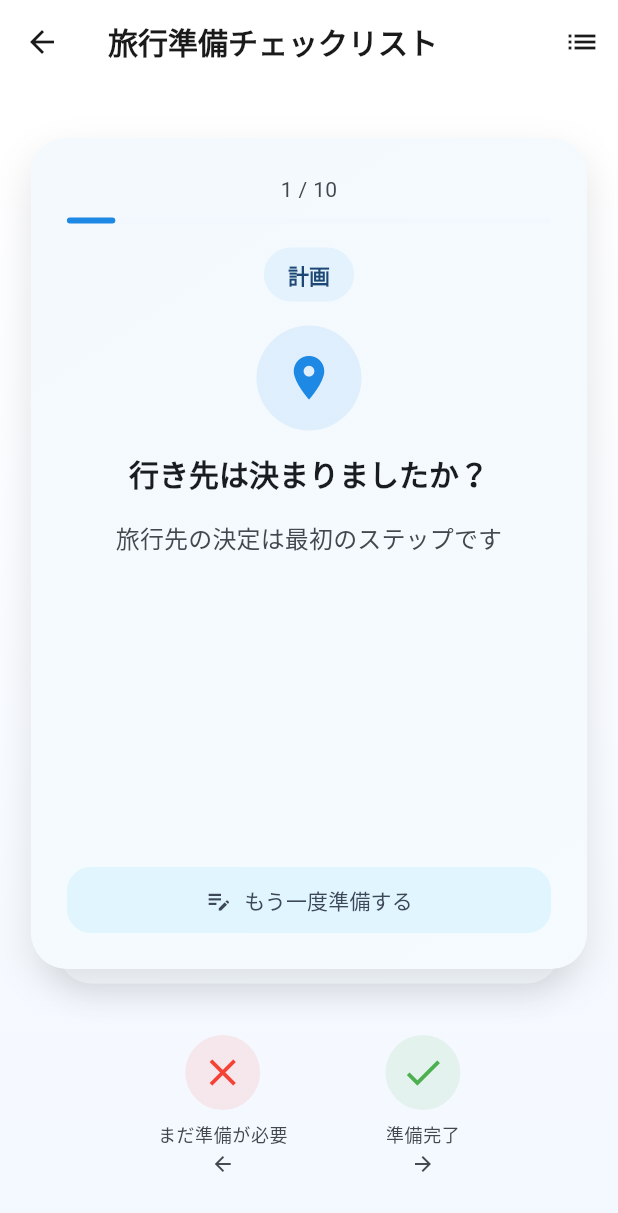
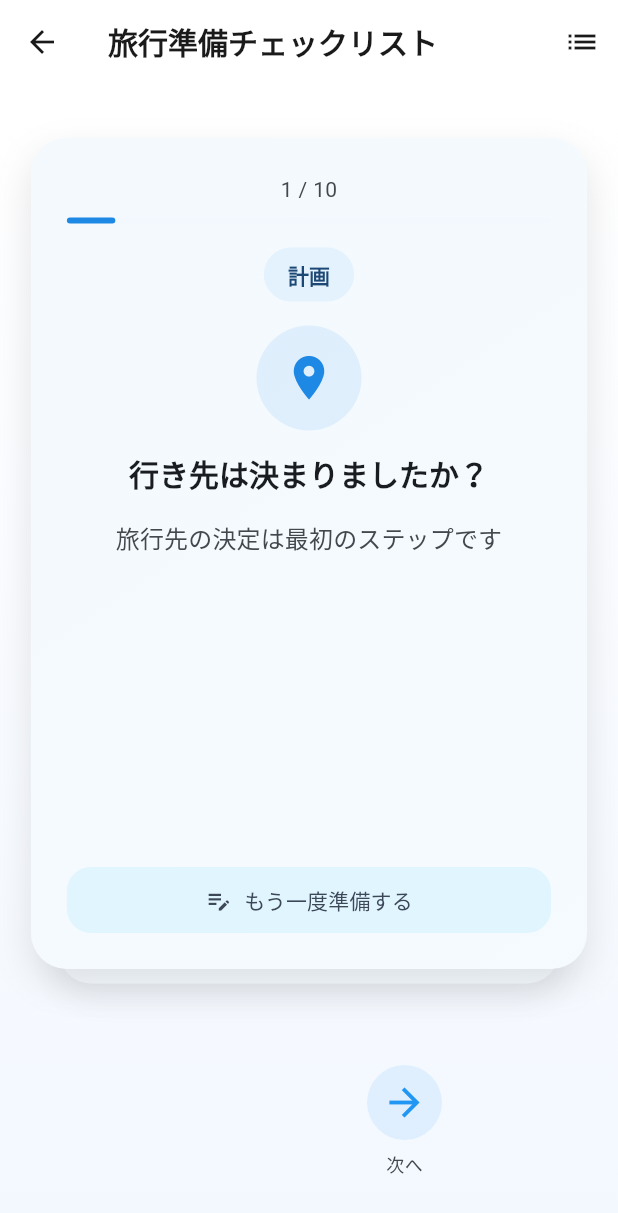
Before and after one commit to bull-012/world-travel, a Flutter app: the TravelChecklistPage screen opened by its route, on a phone screen of 412 x 824 dp. Shown: the top 1213 px of the screen. Run offline on Flutter 3.47's test engine with Material 3 defaults, Android fonts, the phone set to English and light mode, and no system bars; drawn by our look-alikes of flutter_animate; our stand-ins replace firebase_auth, firebase_remote_config, flutter_hooks, formz, go_router, hooks_riverpod and 4 more; accounts and stored records are empty; generated files the repository leaves out were written again.

Commit message:
feat: ボタンを押して次へ戻るできるようにした

```diff
--- a/lib/features/travel_checklist/pages/travel_checklist_page.dart
+++ b/lib/features/travel_checklist/pages/travel_checklist_page.dart
@@ -67,6 +67,18 @@ class _TravelChecklistPageState extends ConsumerState<TravelChecklistPage>
     ref
         .read(checklistNotifierProvider.notifier)
         .updateItemStatus(item.id, isCompleted: true);
+  }
+
+  void _handlePrevious() {
+    if (_currentIndex > 0) {
+      setState(() {
+        _currentIndex--;
+      });
+    }
+  }
+
+  void _handleNext() {
+    _handleSwipeComplete();
   }
 
   void _showCompletionDialog() {
@@ -289,18 +301,26 @@ class _TravelChecklistPageState extends ConsumerState<TravelChecklistPage>
                 padding: const EdgeInsets.symmetric(horizontal: 40),
                 child: Row(
                   mainAxisAlignment: MainAxisAlignment.spaceEvenly,
-                  children: const [
+                  children: [
+                    // 戻るボタン（最初のカードでは非表示）
+                    if (_currentIndex > 0)
                       _SwipeHint(
-                      icon: Icons.close,
-                      label: 'まだ準備が必要',
-                      color: Colors.red,
+                        icon: Icons.arrow_back,
+                        label: '戻る',
+                        color: Colors.orange,
                         isLeft: true,
-                    ),
+                        onTap: _handlePrevious,
+                      )
+                    else
+                      const SizedBox(width: 50), // スペースを保持
+
+                    // 次へボタン
                     _SwipeHint(
-                      icon: Icons.check,
-                      label: '準備完了',
-                      color: Colors.green,
+                      icon: Icons.arrow_forward,
+                      label: '次へ',
+                      color: Colors.blue,
                       isLeft: false,
+                      onTap: _handleNext,
                     ),
                   ],
                 ),
@@ -319,18 +339,22 @@ class _SwipeHint extends StatelessWidget {
     required this.label,
     required this.color,
     required this.isLeft,
+    this.onTap,
   });
 
   final IconData icon;
   final String label;
   final Color color;
   final bool isLeft;
+  final VoidCallback? onTap;
 
   @override
   Widget build(BuildContext context) {
     final theme = Theme.of(context);
 
-    return Column(
+    return GestureDetector(
+      onTap: onTap,
+      child: Column(
         children: [
           Container(
             width: 50,
@@ -352,13 +376,8 @@ class _SwipeHint extends StatelessWidget {
               color: theme.colorScheme.onSurfaceVariant,
             ),
           ),
-        const SizedBox(height: 4),
-        Icon(
-          isLeft ? Icons.arrow_back : Icons.arrow_forward,
-          color: theme.colorScheme.onSurfaceVariant,
-          size: 16,
+        ],
       ),
-      ],
     );
   }
 }
--- a/lib/features/travel_checklist/widgets/swipeable_card.dart
+++ b/lib/features/travel_checklist/widgets/swipeable_card.dart
@@ -355,7 +355,7 @@ class _SwipeableChecklistCardState extends State<SwipeableChecklistCard>
                         // スワイプインジケーター
                         if (_isDragging && widget.isInteractable)
                           Positioned(
-                            top: 40,
+                            bottom: 16,
                             right: 40,
                             child: AnimatedOpacity(
                               opacity: _dragOffset.dx > 50 ? 1.0 : 0.0,
@@ -376,7 +376,7 @@ class _SwipeableChecklistCardState extends State<SwipeableChecklistCard>
                           ),
                         if (_isDragging && widget.isInteractable)
                           Positioned(
-                            top: 40,
+                            bottom: 16,
                             left: 40,
                             child: AnimatedOpacity(
                               opacity: _dragOffset.dx < -50 ? 1.0 : 0.0,
```
Lines whose indentation alone changed are shown as unchanged.
